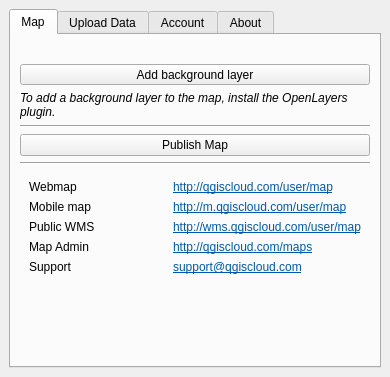
The window that qgiscloud/ui_qgiscloudplugin.ui (qgiscloud/qgis-cloud-plugin) describes before a commit, drawn with Qt 5.
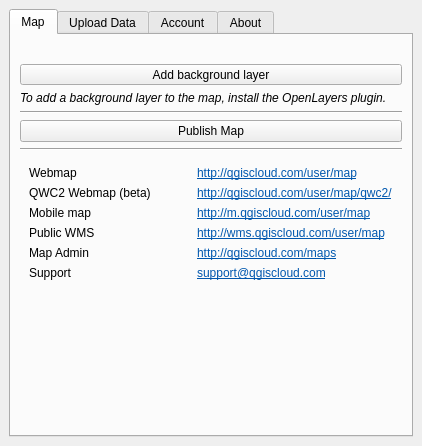
The same window after the commit. The open tabs and pages were chosen to show the change. Icons and pictures are not drawn. Custom widgets are drawn as their Qt base class.

Commit message: QWC2 (beta) link added, set to revision 1.4.0

Patch:
```diff
--- a/qgiscloud/ui_qgiscloudplugin.ui
+++ b/qgiscloud/ui_qgiscloudplugin.ui
@@ -6,8 +6,8 @@
    <rect>
     <x>0</x>
     <y>0</y>
-    <width>390</width>
-    <height>377</height>
+    <width>422</width>
+    <height>446</height>
    </rect>
   </property>
   <property name="locale">
@@ -100,7 +100,7 @@
         <item>
          <widget class="QWidget" name="widgetServices" native="true">
           <layout class="QGridLayout" name="gridLayout">
-           <item row="1" column="1">
+           <item row="2" column="1">
             <widget class="QLabel" name="lblMobileMap">
              <property name="enabled">
               <bool>true</bool>
@@ -117,14 +117,14 @@
              </property>
             </widget>
            </item>
-           <item row="2" column="0">
+           <item row="3" column="0">
             <widget class="QLabel" name="label">
              <property name="text">
               <string>Public WMS</string>
              </property>
             </widget>
            </item>
-           <item row="2" column="1">
+           <item row="3" column="1">
             <widget class="QLabel" name="lblWMS">
              <property name="text">
               <string>&lt;!DOCTYPE HTML PUBLIC &quot;-//W3C//DTD HTML 4.0//EN&quot; &quot;http://www.w3.org/TR/REC-html40/strict.dtd&quot;&gt;
@@ -138,14 +138,14 @@
              </property>
             </widget>
            </item>
-           <item row="3" column="0">
+           <item row="4" column="0">
             <widget class="QLabel" name="label_5">
              <property name="text">
               <string>Map Admin</string>
              </property>
             </widget>
            </item>
-           <item row="3" column="1">
+           <item row="4" column="1">
             <widget class="QLabel" name="lblMaps">
              <property name="text">
               <string>&lt;!DOCTYPE HTML PUBLIC &quot;-//W3C//DTD HTML 4.0//EN&quot; &quot;http://www.w3.org/TR/REC-html40/strict.dtd&quot;&gt;
@@ -159,14 +159,14 @@
              </property>
             </widget>
            </item>
-           <item row="4" column="0">
+           <item row="5" column="0">
             <widget class="QLabel" name="label_8">
              <property name="text">
               <string>Support</string>
              </property>
             </widget>
            </item>
-           <item row="4" column="1">
+           <item row="5" column="1">
             <widget class="QLabel" name="lblMobileMap_2">
              <property name="enabled">
               <bool>true</bool>
@@ -183,7 +183,7 @@
              </property>
             </widget>
            </item>
-           <item row="1" column="0">
+           <item row="2" column="0">
             <widget class="QLabel" name="label_4">
              <property name="text">
               <string>Mobile map</string>
@@ -211,6 +211,27 @@
              </property>
             </widget>
            </item>
+           <item row="1" column="0">
+            <widget class="QLabel" name="label_7">
+             <property name="text">
+              <string>QWC2 Webmap (beta)</string>
+             </property>
+            </widget>
+           </item>
+           <item row="1" column="1">
+            <widget class="QLabel" name="lblQwc2">
+             <property name="text">
+              <string>&lt;!DOCTYPE HTML PUBLIC &quot;-//W3C//DTD HTML 4.0//EN&quot; &quot;http://www.w3.org/TR/REC-html40/strict.dtd&quot;&gt;
+&lt;html&gt;&lt;head&gt;&lt;meta name=&quot;qrichtext&quot; content=&quot;1&quot; /&gt;&lt;style type=&quot;text/css&quot;&gt;
+p, li { white-space: pre-wrap; }
+&lt;/style&gt;&lt;/head&gt;&lt;body style=&quot; font-family:'Sans Serif'; font-size:9pt; font-weight:400; font-style:normal;&quot;&gt;
+&lt;p style=&quot; margin-top:0px; margin-bottom:0px; margin-left:0px; margin-right:0px; -qt-block-indent:0; text-indent:0px;&quot;&gt;&lt;a href=&quot;http://qgiscloud.com/user/map/qwc2/&quot;&gt;&lt;span style=&quot; font-family:'Ubuntu'; text-decoration: underline; color:#0057ae;&quot;&gt;http://qgiscloud.com/user/map/qwc2/&lt;/span&gt;&lt;/a&gt;&lt;/p&gt;&lt;/body&gt;&lt;/html&gt;</string>
+             </property>
+             <property name="openExternalLinks">
+              <bool>true</bool>
+             </property>
+            </widget>
+           </item>
           </layout>
          </widget>
         </item>
```
The commit also changes 6 other files.
